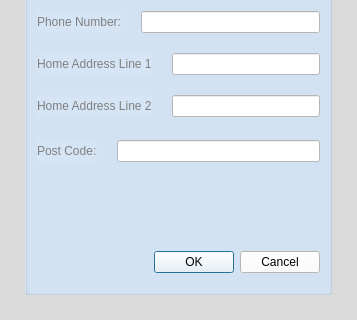
Above: viewmember.ui from apteryxxyz/cs106-a2-client before the change; both pictures show x 0 to 357 and y 175 to 495 of the 357 by 495 pixel window. Below: the same form after it.
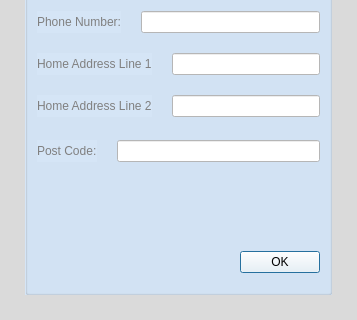
That is the form after the change.

Commit message: Remove cancel button from view member window

Diff of the .ui file:
```diff
--- a/viewmember.ui
+++ b/viewmember.ui
@@ -261,7 +261,7 @@
 color: rgb(0, 0, 0);</string>
           </property>
           <property name="standardButtons">
-           <set>QDialogButtonBox::Cancel|QDialogButtonBox::Ok</set>
+           <set>QDialogButtonBox::Ok</set>
           </property>
          </widget>
         </item>
```
The commit also changes 2 other files.
